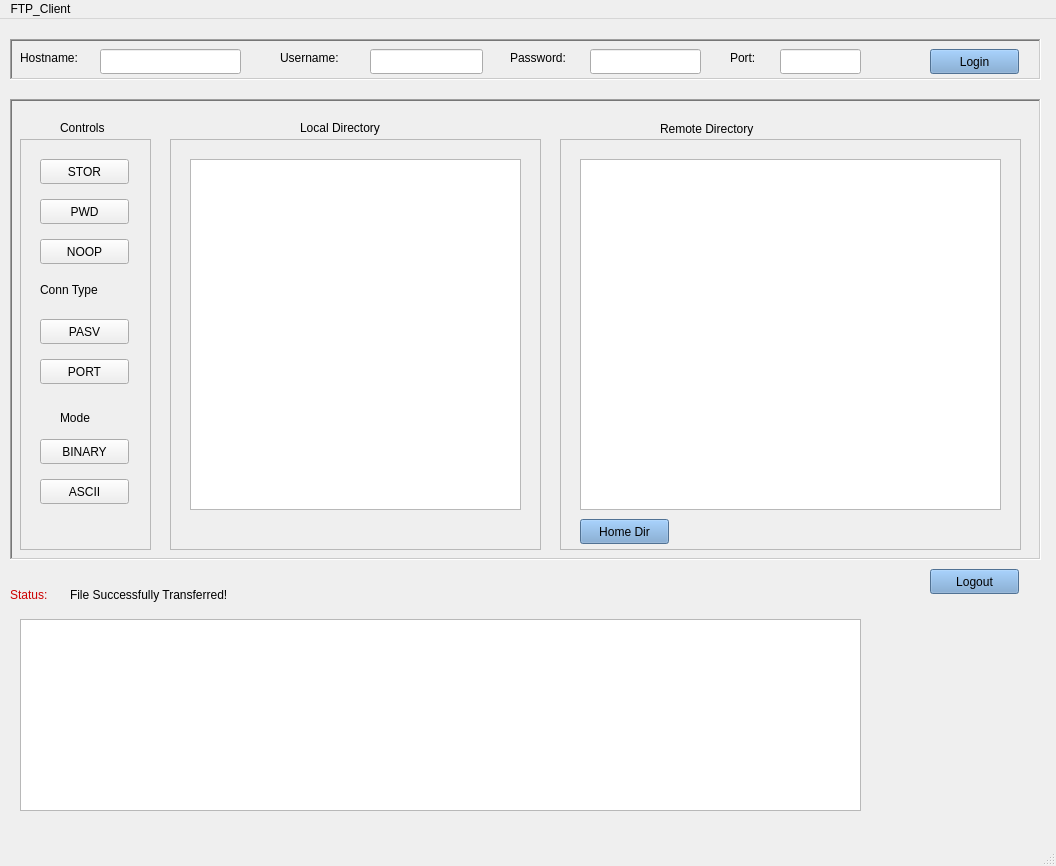
Before: the Qt Designer form clientInterface.ui in Sephoro/FTP-Application, drawn with Qt 5.
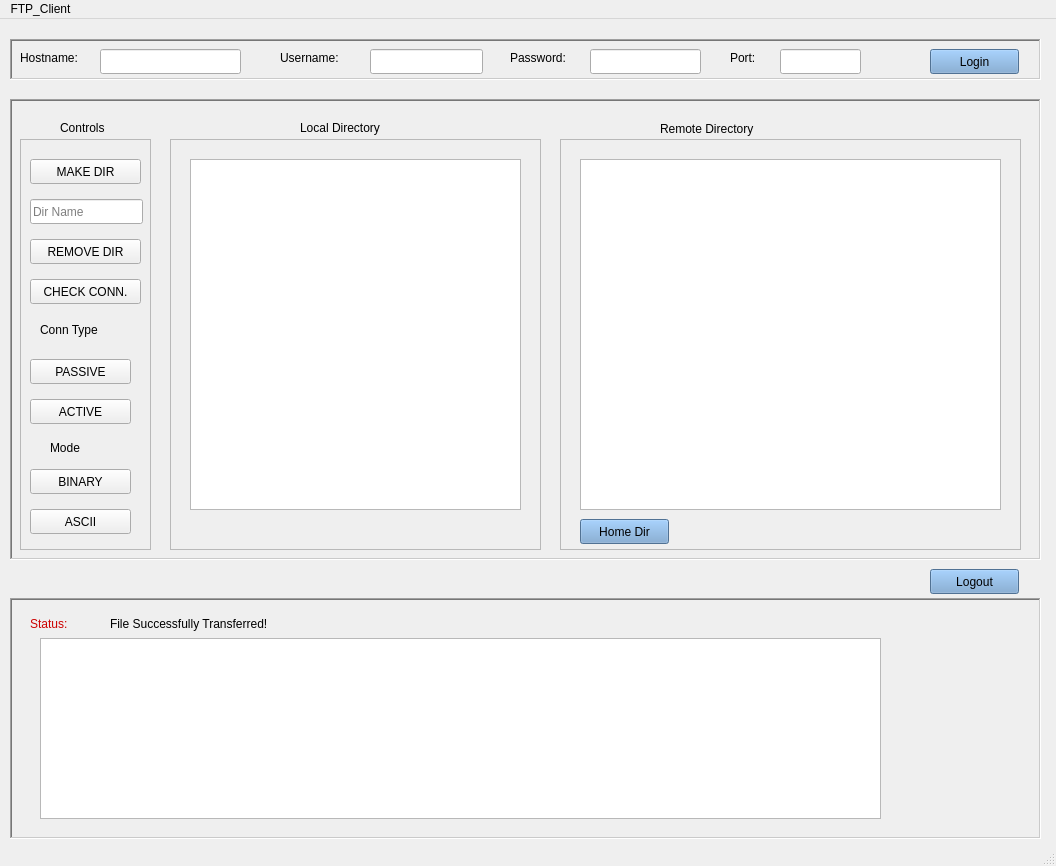
After: the same form once the commit is applied.

Commit message: Updated client interface

Patch:
```diff
--- a/clientInterface.ui
+++ b/clientInterface.ui
@@ -146,39 +146,6 @@
      </property>
     </widget>
    </widget>
-   <widget class="QLabel" name="status">
-    <property name="geometry">
-     <rect>
-      <x>70</x>
-      <y>560</y>
-      <width>671</width>
-      <height>31</height>
-     </rect>
-    </property>
-    <property name="styleSheet">
-     <string notr="true">font: 13pt &quot;Ubuntu&quot;;</string>
-    </property>
-    <property name="text">
-     <string>File Successfully Transferred!</string>
-    </property>
-   </widget>
-   <widget class="QLabel" name="label_9">
-    <property name="geometry">
-     <rect>
-      <x>10</x>
-      <y>560</y>
-      <width>71</width>
-      <height>31</height>
-     </rect>
-    </property>
-    <property name="styleSheet">
-     <string notr="true">font: 13pt &quot;Ubuntu&quot;;
-color: rgb(204, 0, 0);</string>
-    </property>
-    <property name="text">
-     <string>Status:</string>
-    </property>
-   </widget>
    <widget class="QPushButton" name="logoutButton">
     <property name="geometry">
      <rect>
@@ -228,41 +195,9 @@
      <widget class="QPushButton" name="storButton">
       <property name="geometry">
        <rect>
-        <x>20</x>
-        <y>20</y>
-        <width>89</width>
-        <height>25</height>
-       </rect>
-      </property>
-      <property name="styleSheet">
-       <string notr="true"/>
-      </property>
-      <property name="text">
-       <string>STOR</string>
-      </property>
-     </widget>
-     <widget class="QPushButton" name="pwdButton">
-      <property name="geometry">
-       <rect>
-        <x>20</x>
-        <y>60</y>
-        <width>89</width>
-        <height>25</height>
-       </rect>
-      </property>
-      <property name="styleSheet">
-       <string notr="true"/>
-      </property>
-      <property name="text">
-       <string>PWD</string>
-      </property>
-     </widget>
-     <widget class="QPushButton" name="noop">
-      <property name="geometry">
-       <rect>
-        <x>20</x>
+        <x>10</x>
         <y>100</y>
-        <width>89</width>
+        <width>111</width>
         <height>25</height>
        </rect>
       </property>
@@ -270,31 +205,31 @@
        <string notr="true"/>
       </property>
       <property name="text">
-       <string>NOOP</string>
+       <string>REMOVE DIR</string>
+      </property>
+     </widget>
+     <widget class="QPushButton" name="noop">
+      <property name="geometry">
+       <rect>
+        <x>10</x>
+        <y>140</y>
+        <width>111</width>
+        <height>25</height>
+       </rect>
+      </property>
+      <property name="styleSheet">
+       <string notr="true"/>
+      </property>
+      <property name="text">
+       <string>CHECK CONN.</string>
       </property>
      </widget>
      <widget class="QPushButton" name="pasv">
       <property name="geometry">
        <rect>
-        <x>20</x>
-        <y>180</y>
-        <width>89</width>
-        <height>25</height>
-       </rect>
-      </property>
-      <property name="styleSheet">
-       <string notr="true"/>
-      </property>
-      <property name="text">
-       <string>PASV</string>
-      </property>
-     </widget>
-     <widget class="QPushButton" name="port_2">
-      <property name="geometry">
-       <rect>
-        <x>20</x>
+        <x>10</x>
         <y>220</y>
-        <width>89</width>
+        <width>101</width>
         <height>25</height>
        </rect>
       </property>
@@ -302,14 +237,30 @@
        <string notr="true"/>
       </property>
       <property name="text">
-       <string>PORT</string>
+       <string>PASSIVE</string>
+      </property>
+     </widget>
+     <widget class="QPushButton" name="active">
+      <property name="geometry">
+       <rect>
+        <x>10</x>
+        <y>260</y>
+        <width>101</width>
+        <height>25</height>
+       </rect>
+      </property>
+      <property name="styleSheet">
+       <string notr="true"/>
+      </property>
+      <property name="text">
+       <string>ACTIVE</string>
       </property>
      </widget>
      <widget class="QLabel" name="label_8">
       <property name="geometry">
        <rect>
-        <x>40</x>
-        <y>270</y>
+        <x>30</x>
+        <y>300</y>
         <width>67</width>
         <height>17</height>
        </rect>
@@ -324,9 +275,9 @@
      <widget class="QPushButton" name="ascii">
       <property name="geometry">
        <rect>
-        <x>20</x>
-        <y>340</y>
-        <width>89</width>
+        <x>10</x>
+        <y>370</y>
+        <width>101</width>
         <height>25</height>
        </rect>
       </property>
@@ -340,9 +291,9 @@
      <widget class="QPushButton" name="binary">
       <property name="geometry">
        <rect>
-        <x>20</x>
-        <y>300</y>
-        <width>89</width>
+        <x>10</x>
+        <y>330</y>
+        <width>101</width>
         <height>25</height>
        </rect>
       </property>
@@ -357,7 +308,7 @@
       <property name="geometry">
        <rect>
         <x>20</x>
-        <y>130</y>
+        <y>170</y>
         <width>81</width>
         <height>41</height>
        </rect>
@@ -369,6 +320,35 @@
        <string>Conn Type</string>
       </property>
      </widget>
+     <widget class="QPushButton" name="makeDir">
+      <property name="geometry">
+       <rect>
+        <x>10</x>
+        <y>20</y>
+        <width>111</width>
+        <height>25</height>
+       </rect>
+      </property>
+      <property name="styleSheet">
+       <string notr="true"/>
+      </property>
+      <property name="text">
+       <string>MAKE DIR</string>
+      </property>
+     </widget>
+     <widget class="QLineEdit" name="dirName">
+      <property name="geometry">
+       <rect>
+        <x>10</x>
+        <y>60</y>
+        <width>113</width>
+        <height>25</height>
+       </rect>
+      </property>
+      <property name="placeholderText">
+       <string>Dir Name</string>
+      </property>
+     </widget>
     </widget>
     <widget class="QLabel" name="label_6">
      <property name="geometry">
@@ -481,15 +461,64 @@
      </property>
     </widget>
    </widget>
-   <widget class="QTableWidget" name="statusWindow">
+   <widget class="QFrame" name="frame_6">
     <property name="geometry">
      <rect>
-      <x>20</x>
-      <y>600</y>
-      <width>841</width>
-      <height>192</height>
+      <x>10</x>
+      <y>579</y>
+      <width>1031</width>
+      <height>241</height>
      </rect>
     </property>
+    <property name="frameShape">
+     <enum>QFrame::WinPanel</enum>
+    </property>
+    <property name="frameShadow">
+     <enum>QFrame::Sunken</enum>
+    </property>
+    <widget class="QLabel" name="status">
+     <property name="geometry">
+      <rect>
+       <x>100</x>
+       <y>10</y>
+       <width>671</width>
+       <height>31</height>
+      </rect>
+     </property>
+     <property name="styleSheet">
+      <string notr="true">font: 13pt &quot;Ubuntu&quot;;</string>
+     </property>
+     <property name="text">
+      <string>File Successfully Transferred!</string>
+     </property>
+    </widget>
+    <widget class="QLabel" name="label_9">
+     <property name="geometry">
+      <rect>
+       <x>20</x>
+       <y>10</y>
+       <width>71</width>
+       <height>31</height>
+      </rect>
+     </property>
+     <property name="styleSheet">
+      <string notr="true">font: 13pt &quot;Ubuntu&quot;;
+color: rgb(204, 0, 0);</string>
+     </property>
+     <property name="text">
+      <string>Status:</string>
+     </property>
+    </widget>
+    <widget class="QTableWidget" name="statusWindow">
+     <property name="geometry">
+      <rect>
+       <x>30</x>
+       <y>40</y>
+       <width>841</width>
+       <height>181</height>
+      </rect>
+     </property>
+    </widget>
    </widget>
   </widget>
   <widget class="QMenuBar" name="menubar">
```
Left out of the diff: 5 changed lines with no effect on the pictures. The commit also changes 10 other files.
